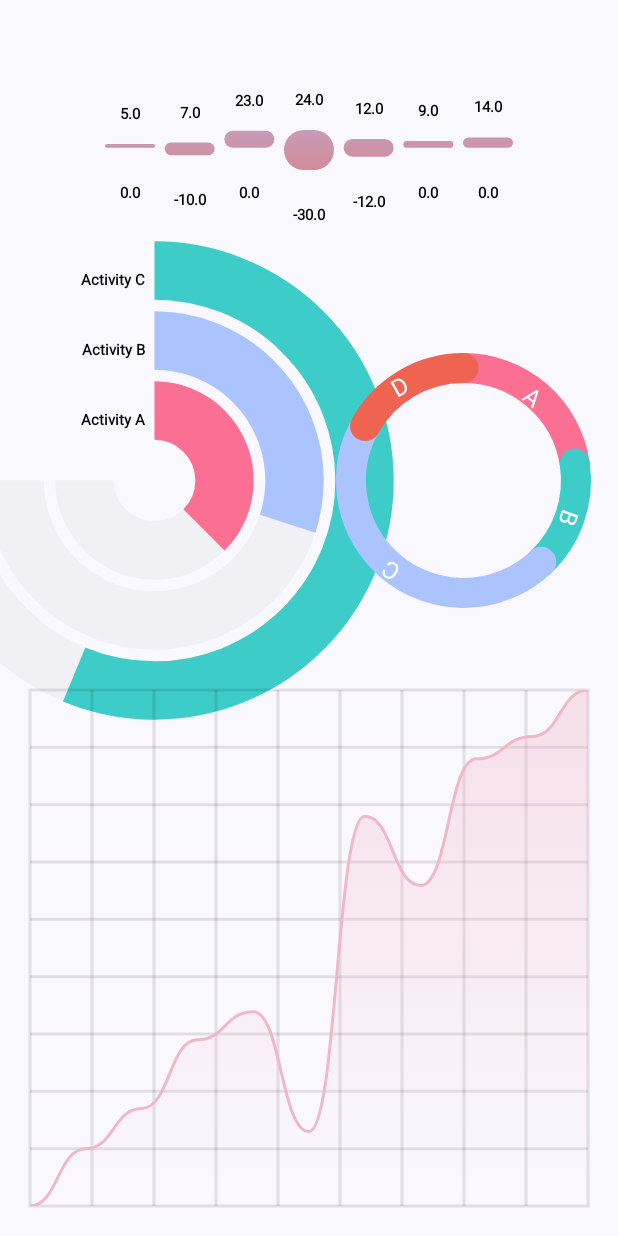
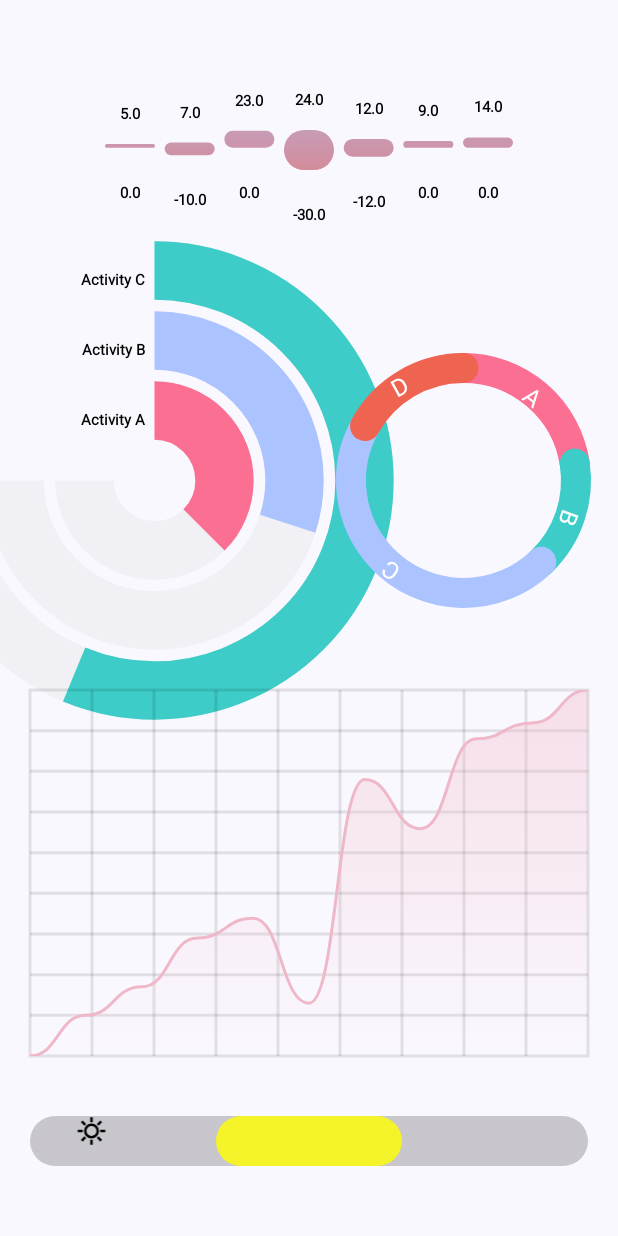
Before and after one commit to md0092651/PlotWizard, an Android app built with Jetpack Compose: the screen it shows after launch (MainActivity), on a phone screen of 412 x 824 dp. Run offline under Robolectric (Android 15) with nearby library versions, the phone set to English and light mode, and no system bars.

```diff
--- a/app/build.gradle
+++ b/app/build.gradle
@@ -5,7 +5,7 @@ plugins {
 
 android {
     namespace 'com.charts.sample.plotwizard'
-    compileSdk 33
+    compileSdk 34
 
     defaultConfig {
         applicationId "com.charts.sample.plotwizard"
--- a/app/src/main/java/com/charts/sample/plotwizard/MainActivity.kt
+++ b/app/src/main/java/com/charts/sample/plotwizard/MainActivity.kt
@@ -3,11 +3,23 @@ package com.charts.sample.plotwizard
 import android.os.Bundle
 import androidx.activity.ComponentActivity
 import androidx.activity.compose.setContent
-import androidx.compose.foundation.layout.*
+import androidx.compose.foundation.layout.Box
+import androidx.compose.foundation.layout.Column
+import androidx.compose.foundation.layout.Row
+import androidx.compose.foundation.layout.fillMaxSize
+import androidx.compose.foundation.layout.fillMaxWidth
+import androidx.compose.foundation.layout.height
+import androidx.compose.foundation.layout.padding
+import androidx.compose.foundation.rememberScrollState
+import androidx.compose.foundation.verticalScroll
 import androidx.compose.material3.MaterialTheme
 import androidx.compose.material3.Surface
 import androidx.compose.ui.Modifier
+import androidx.compose.ui.draw.drawWithCache
 import androidx.compose.ui.graphics.Color
+import androidx.compose.ui.graphics.vector.ImageVector
+import androidx.compose.ui.graphics.vector.rememberVectorPainter
+import androidx.compose.ui.res.vectorResource
 import androidx.compose.ui.unit.dp
 import com.charts.plotwizard.animation.AnimationType
 import com.charts.plotwizard.chartstyle.ChartStyle
@@ -16,6 +28,7 @@ import com.charts.plotwizard.getMockPieList
 import com.charts.plotwizard.getMockRangeList
 import com.charts.plotwizard.getMockSpiralChartList
 import com.charts.plotwizard.ui.Chart
+import com.charts.plotwizard.ui.SingleHorizontalRangeBar
 import com.charts.plotwizard.ui.theme.C4
 import com.charts.sample.plotwizard.ui.theme.C2
 import com.charts.sample.plotwizard.ui.theme.PlotWizardTheme
@@ -26,11 +39,12 @@ class MainActivity : ComponentActivity() {
         setContent {
             PlotWizardTheme {
                 Surface(modifier = Modifier.fillMaxSize(), color = MaterialTheme.colorScheme.background) {
-                    Column() {
+                    Column {
                         Column(
                             modifier = Modifier
+                                .verticalScroll(rememberScrollState())
                                 .fillMaxWidth()
-                                .height(200.dp)
+                                .height(200.dp),
                         ) {
                             Chart(
                                 chartListData = getMockRangeList(),
@@ -38,8 +52,8 @@ class MainActivity : ComponentActivity() {
                                 chartStyle = ChartStyle.BarChartStyle(
                                     chartBrush = listOf(C2, C4),
                                     barCornerRadius = 20F,
-                                    chartValueTextColor = Color.Black
-                                )
+                                    chartValueTextColor = Color.Black,
+                                ),
                             )
                         }
                         Row() {
@@ -47,12 +61,12 @@ class MainActivity : ComponentActivity() {
                                 modifier = Modifier
                                     .fillMaxWidth()
                                     .height(240.dp)
-                                    .weight(1F)
+                                    .weight(1F),
                             ) {
                                 Chart(
                                     chartListData = getMockSpiralChartList(),
                                     chartStyle = ChartStyle.PieChartStyle(chartSize = 150.dp, strokeWidth = 20.dp),
-                                    animationType = AnimationType.Linear(2000)
+                                    animationType = AnimationType.Linear(2000),
                                 )
                             }
 
@@ -60,28 +74,38 @@ class MainActivity : ComponentActivity() {
                                 modifier = Modifier
                                     .fillMaxWidth()
                                     .height(240.dp)
-                                    .weight(1F)
+                                    .weight(1F),
                             ) {
                                 Chart(
                                     chartListData = getMockPieList(),
                                     chartStyle = ChartStyle.PieChartStyle(chartSize = 150.dp, strokeWidth = 20.dp),
-                                    animationType = AnimationType.Linear(2000)
+                                    animationType = AnimationType.Linear(2000),
                                 )
                             }
                         }
-
 
                         Column(
                             modifier = Modifier
                                 .fillMaxWidth()
                                 .weight(1F)
-                                .height(240.dp)
+                                .height(240.dp),
                         ) {
                             Chart(
                                 chartListData = getMockLineList(),
-                                animationType = AnimationType.Bouncy(20F)
+                                animationType = AnimationType.Bouncy(20F),
                             )
                         }
+                        val painter = rememberVectorPainter(ImageVector.vectorResource(id = R.drawable.sun))
+                        Box(
+                            modifier = Modifier
+                                .fillMaxWidth()
+                                .height(100.dp)
+                                .padding(20.dp).drawWithCache {
+                                    onDrawBehind {
+                                        SingleHorizontalRangeBar(painter = painter).drawPoint(this)
+                                    }
+                                },
+                        )
                     }
                 }
             }
--- /dev/null
+++ b/app/src/main/res/drawable/sun.xml
@@ -0,0 +1,9 @@
+<vector xmlns:android="http://schemas.android.com/apk/res/android"
+    android:width="24dp"
+    android:height="24dp"
+    android:viewportWidth="960"
+    android:viewportHeight="960">
+  <path
+      android:fillColor="#FF000000"
+      android:pathData="M440,200v-160h80v160h-80ZM706,310 L651,255 763,140 819,197 706,310ZM760,520v-80h160v80L760,520ZM440,920v-160h80v160h-80ZM254,308 L140,197l57,-56 113,113 -56,54ZM762,820L651,705l54,-54 114,110 -57,59ZM40,520v-80h160v80L40,520ZM197,820 L141,763 253,651 282,678 311,706 197,820ZM480,720q-100,0 -170,-70t-70,-170q0,-100 70,-170t170,-70q100,0 170,70t70,170q0,100 -70,170t-170,70ZM480,640q66,0 113,-47t47,-113q0,-66 -47,-113t-113,-47q-66,0 -113,47t-47,113q0,66 47,113t113,47ZM480,480Z"/>
+</vector>
--- a/build.gradle
+++ b/build.gradle
@@ -1,6 +1,6 @@
 buildscript {
     ext {
-        compose_version = '1.2.0'
+        compose_version = '1.5.3'
     }
 }// Top-level build file where you can add configuration options common to all sub-projects/modules.
 plugins {
--- a/plotwizard/src/main/java/com/charts/plotwizard/TestData.kt
+++ b/plotwizard/src/main/java/com/charts/plotwizard/TestData.kt
@@ -37,6 +37,7 @@ fun getMockLineList() = listOf(
     ChartEntry.LineChartEntry(11, 1000F,"E"),
 )
 
+
 fun getMockSpiralChartList() = listOf(
     ChartEntry.CircularBarChartEntry(value = 100F,"Activity A", C1,200),
     ChartEntry.CircularBarChartEntry(value = 80F,"Activity B", C2,200),
--- a/plotwizard/src/main/java/com/charts/plotwizard/charttype/ChartType.kt
+++ b/plotwizard/src/main/java/com/charts/plotwizard/charttype/ChartType.kt
@@ -5,5 +5,6 @@ sealed class ChartType {
     object RangeBar : ChartType()
     object Line : ChartType()
     object CircularBar : ChartType()
-    object Empty:ChartType()
+    object SingleHorizontalBar : ChartType()
+    object Empty : ChartType()
 }
--- a/plotwizard/src/main/java/com/charts/plotwizard/ui/Chart.kt
+++ b/plotwizard/src/main/java/com/charts/plotwizard/ui/Chart.kt
@@ -1,7 +1,11 @@
 package com.charts.plotwizard.ui
 
 import androidx.compose.foundation.clickable
-import androidx.compose.foundation.layout.*
+import androidx.compose.foundation.layout.Box
+import androidx.compose.foundation.layout.Spacer
+import androidx.compose.foundation.layout.fillMaxSize
+import androidx.compose.foundation.layout.padding
+import androidx.compose.foundation.layout.size
 import androidx.compose.runtime.Composable
 import androidx.compose.runtime.LaunchedEffect
 import androidx.compose.runtime.remember
@@ -38,17 +42,17 @@ fun Chart(
         animateProgress.animateTo(1F, animationType.animation)
     })
 
-    val chartData = remember { ChartData(chartListData,chartStyle) }
+    val chartData = remember { ChartData(chartListData, chartStyle) }
 
     Box(
         modifier = modifier
             .fillMaxSize()
             .padding(20.dp),
-        contentAlignment = Alignment.Center
-    ){
+        contentAlignment = Alignment.Center,
+    ) {
         val coroutineScope = rememberCoroutineScope()
         Spacer(
-            modifier = getModifier(chartData.getChartType(),chartStyle)
+            modifier = getModifier(chartData.getChartType(), chartStyle)
                 .clickable {
                     coroutineScope.launch {
                         animationType.animationInitialProgress.snapTo(0f)
@@ -57,15 +61,16 @@ fun Chart(
                 }
                 .drawWithCache {
                     onDrawBehind {
-                        when(chartData.getChartType()){
-                            ChartType.RangeBar-> RangeChartPainter(chartData,animateProgress.value).drawPoint(this)
-                            ChartType.Pie-> PieChartPainter(chartData,animateProgress.value).drawPoint(this)
-                            ChartType.Line-> LineChartPainter(chartData,animateProgress.value).drawPoint(this)
-                            ChartType.CircularBar-> CircularBarChartPainter(chartData,animateProgress.value).drawPoint(this)
+                        when (chartData.getChartType()) {
+                            ChartType.RangeBar -> RangeChartPainter(chartData, animateProgress.value).drawPoint(this)
+                            ChartType.Pie -> PieChartPainter(chartData, animateProgress.value).drawPoint(this)
+                            ChartType.Line -> LineChartPainter(chartData, animateProgress.value).drawPoint(this)
+                            ChartType.CircularBar -> CircularBarChartPainter(chartData, animateProgress.value).drawPoint(this)
+                            ChartType.SingleHorizontalBar -> Unit // SingleHorizontalRangeBar(painter = painter).drawPoint(this)
                             else -> Unit
                         }
                     }
-                }
+                },
         )
     }
 }
@@ -77,5 +82,6 @@ fun getModifier(chartType: ChartType, chartStyle: ChartStyle): Modifier {
         ChartType.Line -> Modifier.fillMaxSize()
         ChartType.Pie -> Modifier.size((chartStyle as ChartStyle.PieChartStyle).chartSize)
         ChartType.RangeBar -> Modifier.fillMaxSize()
+        ChartType.SingleHorizontalBar -> Modifier.fillMaxSize()
     }
 }
--- a/plotwizard/src/main/java/com/charts/plotwizard/ui/ChartPainter.kt
+++ b/plotwizard/src/main/java/com/charts/plotwizard/ui/ChartPainter.kt
@@ -4,6 +4,6 @@ import androidx.compose.ui.graphics.drawscope.DrawScope
 
 interface ChartPainter {
     fun drawPoint(
-        drawScope: DrawScope
+        drawScope: DrawScope,
     )
 }
--- a/plotwizard/src/main/java/com/charts/plotwizard/ui/CircularBarChartPainter.kt
+++ b/plotwizard/src/main/java/com/charts/plotwizard/ui/CircularBarChartPainter.kt
@@ -13,8 +13,8 @@ import com.charts.plotwizard.chartdata.ChartData
 import com.charts.plotwizard.chartdata.ChartEntry
 import com.charts.plotwizard.chartstyle.ChartStyle
 
-class CircularBarChartPainter(val data: ChartData,val animationProgress: Float) : ChartPainter{
-    val chartStyle = data.getChartStyle() as ChartStyle.PieChartStyle
+class CircularBarChartPainter(val data: ChartData, private val animationProgress: Float) : ChartPainter {
+    private val chartStyle = data.getChartStyle() as ChartStyle.PieChartStyle
 
     override fun drawPoint(drawScope: DrawScope) = drawScope.run {
         val canvasWidth = size.width
@@ -24,7 +24,6 @@ class CircularBarChartPainter(val data: ChartData,val animationProgress: Float)
         val radiusIncrement = 70
         var currentRadius = radiusIncrement.toFloat()
         var currentAngle = chartStyle.startAngle
-
 
         val total = data.getHighestValue()
 
@@ -54,24 +53,22 @@ class CircularBarChartPainter(val data: ChartData,val animationProgress: Float)
                 alpha = 1.0f,
             )
 
-
             drawContext.canvas.nativeCanvas.apply {
                 drawIntoCanvas {
                     drawText(
                         chartEntry.valueLabel,
-                        centerX - 10 ,
-                        (centerY - currentRadius + arcWidth/4).toFloat(), // - currentRadius / 2,
+                        centerX - 10,
+                        (centerY - currentRadius + arcWidth / 4).toFloat(), // - currentRadius / 2,
                         Paint().apply {
-                            textSize = 10.dp.toPx()//chartStyle.chartValueTextSize.toPx()
+                            textSize = 10.dp.toPx() // chartStyle.chartValueTextSize.toPx()
                             textAlign = Paint.Align.RIGHT
-                            color = android.graphics.Color.BLACK//chartStyle.chartValueTextColor.toArgb()
+                            color = android.graphics.Color.BLACK // chartStyle.chartValueTextColor.toArgb()
                             isFakeBoldText = true
-                        }
+                        },
                     )
                 }
             }
             currentRadius += radiusIncrement
         }
     }
-
 }
--- a/plotwizard/src/main/java/com/charts/plotwizard/ui/LineChartPainter.kt
+++ b/plotwizard/src/main/java/com/charts/plotwizard/ui/LineChartPainter.kt
@@ -15,7 +15,7 @@ import com.charts.plotwizard.chartdata.ChartEntry
 import com.charts.plotwizard.chartstyle.ChartStyle
 import com.charts.plotwizard.ui.theme.Pink80
 
-class LineChartPainter(val data: ChartData, val animationProgress: Float): ChartPainter{
+class LineChartPainter(val data: ChartData, private val animationProgress: Float) : ChartPainter {
     val style = data.getChartStyle() as ChartStyle.LineChartStyle
 
     override fun drawPoint(drawScope: DrawScope) = drawScope.run {
@@ -25,7 +25,7 @@ class LineChartPainter(val data: ChartData, val animationProgress: Float): Chart
         filledPath.lineTo(0f, size.height)
         filledPath.close()
 
-        if(!style.hideGridLine){
+        if (!style.hideGridLine) {
             GridLinePainter(style.gridStyle).drawPoint(this)
         }
 
@@ -36,14 +36,13 @@ class LineChartPainter(val data: ChartData, val animationProgress: Float): Chart
                 brush = Brush.verticalGradient(
                     listOf(
                         Pink80.copy(alpha = 0.4f),
-                        Color.Transparent
-                    )
+                        Color.Transparent,
+                    ),
                 ),
-                style = Fill
+                style = Fill,
             )
         }
     }
-
 }
 
 fun generateSmoothPath(data: ChartData, size: Size): Path {
@@ -60,17 +59,21 @@ fun generateSmoothPath(data: ChartData, size: Size): Path {
         if (i == 0) {
             path.moveTo(
                 0f,
-                size.height - ((entry as ChartEntry.LineChartEntry).yValue - data.getMinimumValue()) * heightPxPerAmount
+                size.height - ((entry as ChartEntry.LineChartEntry).yValue - data.getMinimumValue()) * heightPxPerAmount,
             )
         }
         val xIncrement = i * xWidth
         val yIncrement = size.height - ((entry as ChartEntry.LineChartEntry).yValue - data.getMinimumValue()) *
-                heightPxPerAmount
+            heightPxPerAmount
         val firstPoint = PointF((xIncrement + lastXValue) / 2f, lastYValue)
         val secondPoint = PointF((xIncrement + lastXValue) / 2f, yIncrement)
         path.cubicTo(
-            firstPoint.x, firstPoint.y, secondPoint.x, secondPoint.y,
-            xIncrement, yIncrement
+            firstPoint.x,
+            firstPoint.y,
+            secondPoint.x,
+            secondPoint.y,
+            xIncrement,
+            yIncrement,
         )
         lastXValue = xIncrement
         lastYValue = yIncrement
--- a/plotwizard/src/main/java/com/charts/plotwizard/ui/RangeChartPainter.kt
+++ b/plotwizard/src/main/java/com/charts/plotwizard/ui/RangeChartPainter.kt
@@ -13,7 +13,7 @@ import com.charts.plotwizard.chartdata.ChartData
 import com.charts.plotwizard.chartstyle.ChartStyle
 import kotlin.math.abs
 
-class RangeChartPainter(val data: ChartData,val animationValue: Float) : ChartPainter{
+class RangeChartPainter(val data: ChartData, private val animationValue: Float) : ChartPainter {
 
     private val chartStyle = data.getChartStyle() as ChartStyle.BarChartStyle
 
@@ -28,19 +28,21 @@ class RangeChartPainter(val data: ChartData,val animationValue: Float) : ChartPa
         val referenceBarThickness = chartStyle.barThickness
 
         for (i in 0 until data.numberOfBars) {
-
             val yUpper = padding + yIncrement * (data.getHighestValue() - data.getHighestValueAtIndex(i))
             val yLower = padding + yIncrement * (data.getHighestValue() - data.getLowestValueAtIndex(i))
 
-            val h = (yUpper - yLower) *  animationValue
+            val h = (yUpper - yLower) * animationValue
             val w = referenceBarThickness.toFloat()
             val brush = Brush.verticalGradient(chartStyle.chartBrush)
 
             drawRoundRect(
                 brush = brush,
                 topLeft = Offset(
-                    x = (padding + i * xIncrement) - referenceBarThickness / 2, y = padding + yIncrement * (data.getHighestValue() - data
-                        .getLowestValueAtIndex(i))
+                    x = (padding + i * xIncrement) - referenceBarThickness / 2,
+                    y = padding + yIncrement * (
+                        data.getHighestValue() - data
+                            .getLowestValueAtIndex(i)
+                        ),
                 ),
                 size = Size(height = h, width = w),
                 cornerRadius = CornerRadius(x = chartStyle.barCornerRadius, y = chartStyle.barCornerRadius),
@@ -57,7 +59,7 @@ class RangeChartPainter(val data: ChartData,val animationValue: Float) : ChartPa
                             textAlign = Paint.Align.CENTER
                             color = chartStyle.chartValueTextColor.toArgb()
                             isFakeBoldText = true
-                        }
+                        },
                     )
                 }
 
@@ -71,11 +73,10 @@ class RangeChartPainter(val data: ChartData,val animationValue: Float) : ChartPa
                             textAlign = Paint.Align.CENTER
                             color = chartStyle.chartValueTextColor.toArgb()
                             isFakeBoldText = true
-                        }
+                        },
                     )
                 }
             }
         }
-
     }
 }
--- /dev/null
+++ b/plotwizard/src/main/java/com/charts/plotwizard/ui/SingleHorizontalRangeBar.kt
@@ -0,0 +1,64 @@
+package com.charts.plotwizard.ui
+
+import androidx.compose.ui.geometry.CornerRadius
+import androidx.compose.ui.geometry.Offset
+import androidx.compose.ui.geometry.Size
+import androidx.compose.ui.graphics.Brush
+import androidx.compose.ui.graphics.Color
+import androidx.compose.ui.graphics.drawscope.DrawScope
+import androidx.compose.ui.graphics.drawscope.drawIntoCanvas
+import androidx.compose.ui.graphics.drawscope.translate
+import androidx.compose.ui.graphics.nativeCanvas
+import androidx.compose.ui.graphics.vector.VectorPainter
+import androidx.compose.ui.unit.dp
+
+class SingleHorizontalRangeBar(
+    val sunRiseHours: Int = 8,
+    val sunSetHours: Int = 16,
+    val currentHours: Float = 2f,
+    val painter: VectorPainter,
+) : ChartPainter {
+
+    override fun drawPoint(drawScope: DrawScope): Unit = drawScope.run {
+        val canvasWidth = size.width
+        val brush = Brush.verticalGradient(listOf(Color.Black.copy(alpha = 0.2f), Color.Black.copy(alpha = 0.2f)))
+        val dayBrush = Brush.verticalGradient(listOf(Color.Yellow.copy(alpha = 0.8f), Color.Yellow.copy(alpha = 0.8f)))
+
+        val startOffSet = (sunRiseHours.toFloat() / 24) * canvasWidth
+        val dayWidth = ((sunSetHours - sunRiseHours).toFloat() / 24) * canvasWidth
+        val sunOffSet = ((currentHours) / 24) * canvasWidth
+
+        drawRoundRect(
+            brush = brush,
+            topLeft = Offset(
+                x = 0F,
+                y = 0F,
+            ),
+            size = Size(height = 50f, width = canvasWidth),
+            cornerRadius = CornerRadius(x = 30f, y = 30f),
+        )
+
+        drawRoundRect(
+            brush = dayBrush,
+            topLeft = Offset(
+                x = startOffSet,
+                y = 0f,
+            ),
+            size = Size(height = 50f, width = dayWidth),
+            cornerRadius = CornerRadius(x = 30f, y = 30f),
+        )
+
+        drawContext.canvas.nativeCanvas.apply {
+            drawIntoCanvas {
+                translate(sunOffSet, 0f) {
+                    with(painter) {
+                        draw(
+                            size = Size(20.dp.toPx(), 20.dp.toPx()),
+                            alpha = 1f,
+                        )
+                    }
+                }
+            }
+        }
+    }
+}
```
Also changed, not shown: plotwizard/build.gradle (+6 -5 lines), plotwizard/src/main/java/com/charts/plotwizard/chartdata/ChartEntry.kt (+10 -11 lines), plotwizard/src/main/java/com/charts/plotwizard/chartstyle/ChartStyle.kt (+29 -31 lines).
